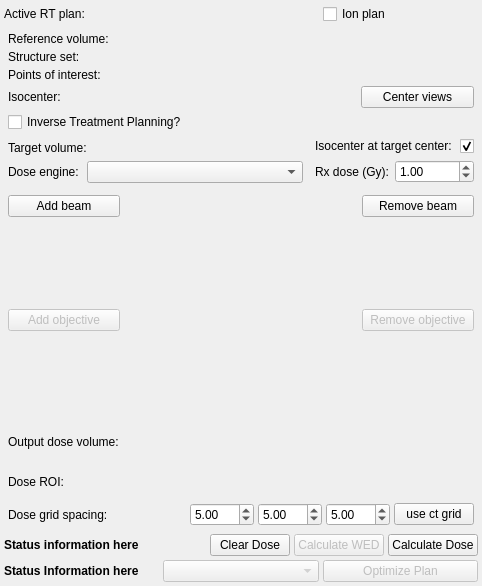
First picture: the form in ExternalBeamPlanning/Resources/UI/qSlicerExternalBeamPlanningModule.ui, repository SlicerRt/SlicerRT, before the edit.
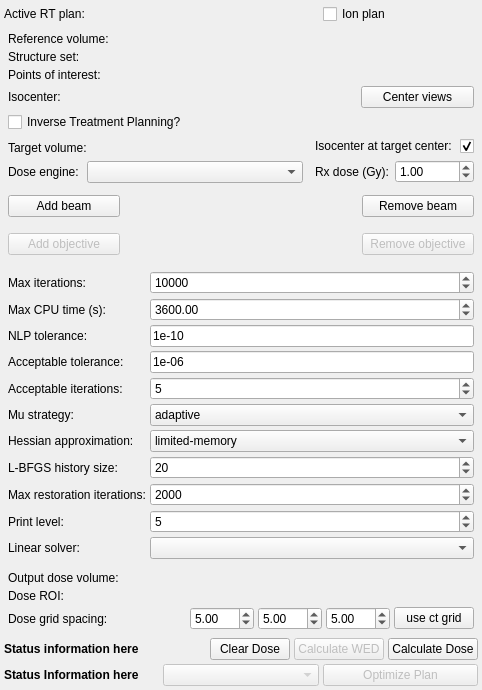
Second picture: the form after the edit. Icons and pictures are not drawn. Custom widgets are drawn as their Qt base class.

Commit message:
ENH: Add IPOPT advanced settings to UI
Also fix build for Linux

```diff
--- a/ExternalBeamPlanning/Resources/UI/qSlicerExternalBeamPlanningModule.ui
+++ b/ExternalBeamPlanning/Resources/UI/qSlicerExternalBeamPlanningModule.ui
@@ -498,6 +498,291 @@
      </layout>
     </widget>
    </item>
+   <item>
+    <widget class="ctkCollapsibleButton" name="CollapsibleButton_IpoptAdvancedSettings" native="true">
+     <property name="text" stdset="0">
+      <string>IPOPT Advanced Settings</string>
+     </property>
+     <property name="collapsed" stdset="0">
+      <bool>true</bool>
+     </property>
+     <layout class="QGridLayout" name="gridLayout_IpoptSettings">
+      <property name="leftMargin">
+       <number>4</number>
+      </property>
+      <property name="topMargin">
+       <number>4</number>
+      </property>
+      <property name="rightMargin">
+       <number>4</number>
+      </property>
+      <property name="bottomMargin">
+       <number>4</number>
+      </property>
+      <property name="spacing">
+       <number>4</number>
+      </property>
+      <item row="0" column="0">
+       <widget class="QLabel" name="label_Ipopt_max_iter">
+        <property name="text">
+         <string>Max iterations:</string>
+        </property>
+       </widget>
+      </item>
+      <item row="0" column="1">
+       <widget class="QSpinBox" name="spinBox_Ipopt_max_iter">
+        <property name="minimum">
+         <number>1</number>
+        </property>
+        <property name="maximum">
+         <number>1000000</number>
+        </property>
+        <property name="value">
+         <number>10000</number>
+        </property>
+       </widget>
+      </item>
+      <item row="1" column="0">
+       <widget class="QLabel" name="label_Ipopt_max_cpu_time">
+        <property name="text">
+         <string>Max CPU time (s):</string>
+        </property>
+       </widget>
+      </item>
+      <item row="1" column="1">
+       <widget class="QDoubleSpinBox" name="doubleSpinBox_Ipopt_max_cpu_time">
+        <property name="minimum">
+         <double>1.000000000000000</double>
+        </property>
+        <property name="maximum">
+         <double>86400.000000000000000</double>
+        </property>
+        <property name="singleStep">
+         <double>60.000000000000000</double>
+        </property>
+        <property name="value">
+         <double>3600.000000000000000</double>
+        </property>
+       </widget>
+      </item>
+      <item row="2" column="0">
+       <widget class="QLabel" name="label_Ipopt_tol">
+        <property name="text">
+         <string>NLP tolerance:</string>
+        </property>
+        <property name="toolTip">
+         <string>Overall NLP convergence tolerance (tol). Enter in scientific notation, e.g. 1e-10.</string>
+        </property>
+       </widget>
+      </item>
+      <item row="2" column="1">
+       <widget class="QLineEdit" name="lineEdit_Ipopt_tol">
+        <property name="text">
+         <string>1e-10</string>
+        </property>
+        <property name="toolTip">
+         <string>Overall NLP convergence tolerance (tol). Enter in scientific notation, e.g. 1e-10.</string>
+        </property>
+       </widget>
+      </item>
+      <item row="3" column="0">
+       <widget class="QLabel" name="label_Ipopt_acceptable_tol">
+        <property name="text">
+         <string>Acceptable tolerance:</string>
+        </property>
+        <property name="toolTip">
+         <string>Relaxed convergence tolerance used with acceptable_iter (acceptable_tol). Enter in scientific notation, e.g. 1e-06.</string>
+        </property>
+       </widget>
+      </item>
+      <item row="3" column="1">
+       <widget class="QLineEdit" name="lineEdit_Ipopt_acceptable_tol">
+        <property name="text">
+         <string>1e-06</string>
+        </property>
+        <property name="toolTip">
+         <string>Relaxed convergence tolerance used with acceptable_iter (acceptable_tol). Enter in scientific notation, e.g. 1e-06.</string>
+        </property>
+       </widget>
+      </item>
+      <item row="4" column="0">
+       <widget class="QLabel" name="label_Ipopt_acceptable_iter">
+        <property name="text">
+         <string>Acceptable iterations:</string>
+        </property>
+        <property name="toolTip">
+         <string>Number of consecutive acceptable-tolerance iterations before declaring convergence (acceptable_iter).</string>
+        </property>
+       </widget>
+      </item>
+      <item row="4" column="1">
+       <widget class="QSpinBox" name="spinBox_Ipopt_acceptable_iter">
+        <property name="toolTip">
+         <string>Number of consecutive acceptable-tolerance iterations before declaring convergence (acceptable_iter).</string>
+        </property>
+        <property name="minimum">
+         <number>1</number>
+        </property>
+        <property name="maximum">
+         <number>1000</number>
+        </property>
+        <property name="value">
+         <number>5</number>
+        </property>
+       </widget>
+      </item>
+      <item row="5" column="0">
+       <widget class="QLabel" name="label_Ipopt_mu_strategy">
+        <property name="text">
+         <string>Mu strategy:</string>
+        </property>
+        <property name="toolTip">
+         <string>Barrier parameter update strategy: adaptive (recommended) or monotone (mu_strategy).</string>
+        </property>
+       </widget>
+      </item>
+      <item row="5" column="1">
+       <widget class="QComboBox" name="comboBox_Ipopt_mu_strategy">
+        <property name="toolTip">
+         <string>Barrier parameter update strategy: adaptive (recommended) or monotone (mu_strategy).</string>
+        </property>
+        <item>
+         <property name="text">
+          <string>adaptive</string>
+         </property>
+        </item>
+        <item>
+         <property name="text">
+          <string>monotone</string>
+         </property>
+        </item>
+       </widget>
+      </item>
+      <item row="6" column="0">
+       <widget class="QLabel" name="label_Ipopt_hessian_approximation">
+        <property name="text">
+         <string>Hessian approximation:</string>
+        </property>
+        <property name="toolTip">
+         <string>Hessian approximation method: limited-memory L-BFGS (default) or exact second derivatives (hessian_approximation).</string>
+        </property>
+       </widget>
+      </item>
+      <item row="6" column="1">
+       <widget class="QComboBox" name="comboBox_Ipopt_hessian_approximation">
+        <property name="toolTip">
+         <string>Hessian approximation method: limited-memory L-BFGS (default) or exact second derivatives (hessian_approximation).</string>
+        </property>
+        <item>
+         <property name="text">
+          <string>limited-memory</string>
+         </property>
+        </item>
+        <item>
+         <property name="text">
+          <string>exact</string>
+         </property>
+        </item>
+       </widget>
+      </item>
+      <item row="7" column="0">
+       <widget class="QLabel" name="label_Ipopt_lbfgs_history">
+        <property name="text">
+         <string>L-BFGS history size:</string>
+        </property>
+        <property name="toolTip">
+         <string>Number of past iterates kept in L-BFGS memory (limited_memory_max_history). Only used when hessian_approximation is limited-memory.</string>
+        </property>
+       </widget>
+      </item>
+      <item row="7" column="1">
+       <widget class="QSpinBox" name="spinBox_Ipopt_lbfgs_history">
+        <property name="toolTip">
+         <string>Number of past iterates kept in L-BFGS memory (limited_memory_max_history). Only used when hessian_approximation is limited-memory.</string>
+        </property>
+        <property name="minimum">
+         <number>1</number>
+        </property>
+        <property name="maximum">
+         <number>100</number>
+        </property>
+        <property name="value">
+         <number>20</number>
+        </property>
+       </widget>
+      </item>
+      <item row="8" column="0">
+       <widget class="QLabel" name="label_Ipopt_max_resto_iter">
+        <property name="text">
+         <string>Max restoration iterations:</string>
+        </property>
+        <property name="toolTip">
+         <string>Maximum number of iterations in the restoration phase (max_resto_iter).</string>
+        </property>
+       </widget>
+      </item>
+      <item row="8" column="1">
+       <widget class="QSpinBox" name="spinBox_Ipopt_max_resto_iter">
+        <property name="toolTip">
+         <string>Maximum number of iterations in the restoration phase (max_resto_iter).</string>
+        </property>
+        <property name="minimum">
+         <number>0</number>
+        </property>
+        <property name="maximum">
+         <number>1000000</number>
+        </property>
+        <property name="value">
+         <number>2000</number>
+        </property>
+       </widget>
+      </item>
+      <item row="9" column="0">
+       <widget class="QLabel" name="label_Ipopt_print_level">
+        <property name="text">
+         <string>Print level:</string>
+        </property>
+        <property name="toolTip">
+         <string>IPOPT output verbosity: 0 = silent, 5 = default, 12 = maximum (print_level).</string>
+        </property>
+       </widget>
+      </item>
+      <item row="9" column="1">
+       <widget class="QSpinBox" name="spinBox_Ipopt_print_level">
+        <property name="toolTip">
+         <string>IPOPT output verbosity: 0 = silent, 5 = default, 12 = maximum (print_level).</string>
+        </property>
+        <property name="minimum">
+         <number>0</number>
+        </property>
+        <property name="maximum">
+         <number>12</number>
+        </property>
+        <property name="value">
+         <number>5</number>
+        </property>
+       </widget>
+      </item>
+      <item row="10" column="0">
+       <widget class="QLabel" name="label_Ipopt_linear_solver">
+        <property name="text">
+         <string>Linear solver:</string>
+        </property>
+        <property name="toolTip">
+         <string>Linear solver used for IPOPT interior-point steps (linear_solver). Available solvers depend on the build.</string>
+        </property>
+       </widget>
+      </item>
+      <item row="10" column="1">
+       <widget class="QComboBox" name="comboBox_Ipopt_linear_solver">
+        <property name="toolTip">
+         <string>Linear solver used for IPOPT interior-point steps (linear_solver). Available solvers depend on the build.</string>
+        </property>
+       </widget>
+      </item>
+     </layout>
+    </widget>
+   </item>
    <item>
     <widget class="ctkCollapsibleButton" name="CollapsibleButton_Output" native="true">
      <property name="text" stdset="0">
```
The commit also changes 5 other files.
